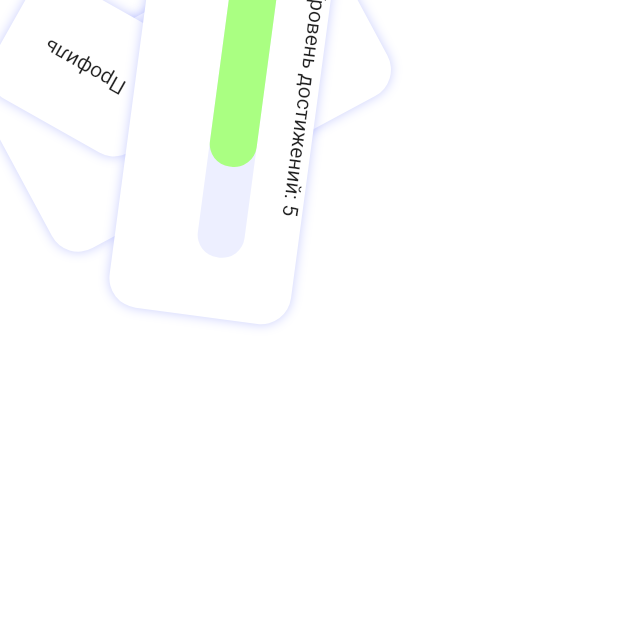
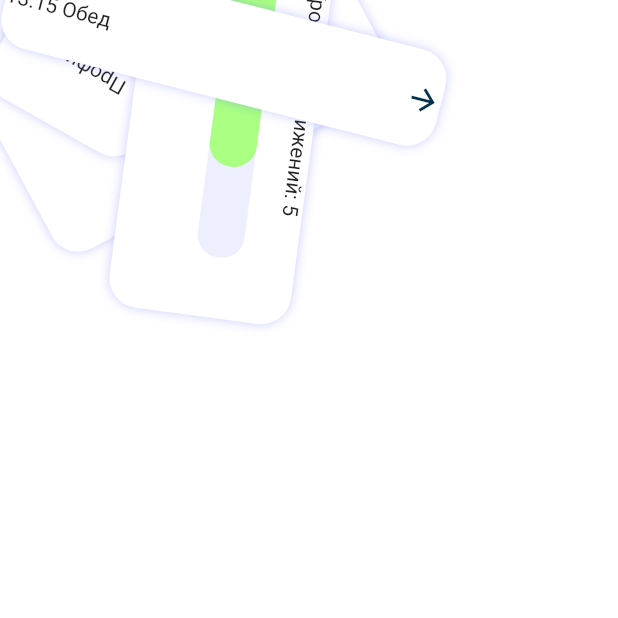
Before and after one commit to abezuglova/first_task_hard, a Flutter app: the screen it shows after launch, on a phone screen of 412 x 824 dp, the top half of it. Run offline on Flutter 3.47's test engine with Material 2 defaults, Android fonts, the phone set to English and light mode, and no system bars.

Commit message:
timetable tile widget created

```diff
--- a/lib/assets/app_colors.dart
+++ b/lib/assets/app_colors.dart
@@ -1,7 +1,7 @@
 import 'dart:ui';
 
 class AppColors {
-  static const mainTextColor = Color(0x0FF3314B);
+  static const mainTextColor = Color(0xFF03314B);
   static const buttonTextColor = Color(0xFF4D5DFA);
   static const redTextColor = Color(0xFFE6492D);
   static const buttonColor = Color(0xFFEDEFFF);
--- a/lib/main.dart
+++ b/lib/main.dart
@@ -32,3 +32,4 @@ class MyApp extends StatelessWidget {
 
 // 10:15 - 10:55
 // 11:00 - 12:00
+// 12:05 -
--- a/lib/screens/main_screen.dart
+++ b/lib/screens/main_screen.dart
@@ -1,6 +1,7 @@
 import 'package:first_task_hard/widgets/coin_balance_tile_widget.dart';
 import 'package:first_task_hard/widgets/level_tile_widget.dart';
 import 'package:first_task_hard/widgets/profile_tile_widget.dart';
+import 'package:first_task_hard/widgets/timetable_tile_widget.dart';
 import 'package:flutter/material.dart';
 
 class MainScreen extends StatelessWidget {
@@ -22,6 +23,9 @@ class MainScreen extends StatelessWidget {
               Positioned(
                 child: LevelTileWidget(),
               ),
+              Positioned(
+                child: TimetableTileWidget(),
+              ),
             ],
           ),
         ));
--- a/lib/widgets/timetable_tile_widget.dart
+++ b/lib/widgets/timetable_tile_widget.dart
@@ -1,11 +1,26 @@
-import 'package:flutter/src/widgets/framework.dart';
-import 'package:flutter/src/widgets/placeholder.dart';
+import 'package:first_task_hard/assets/app_colors.dart';
+import 'package:first_task_hard/widgets/tile_widget.dart';
+import 'package:flutter/material.dart';
 
 class TimetableTileWidget extends StatelessWidget {
   const TimetableTileWidget({super.key});
 
   @override
   Widget build(BuildContext context) {
-    return const Placeholder();
+    return TileWidget(
+      rotateAngle: 0.25,
+      tileWidth: 298.44,
+      tileHeight: 65.59,
+      child: Row(
+        mainAxisAlignment: MainAxisAlignment.spaceBetween,
+        children: const [
+          Text('13:15 Обед'),
+          Icon(
+            Icons.arrow_forward,
+            color: AppColors.mainTextColor,
+          )
+        ],
+      ),
+    );
   }
 }
```
